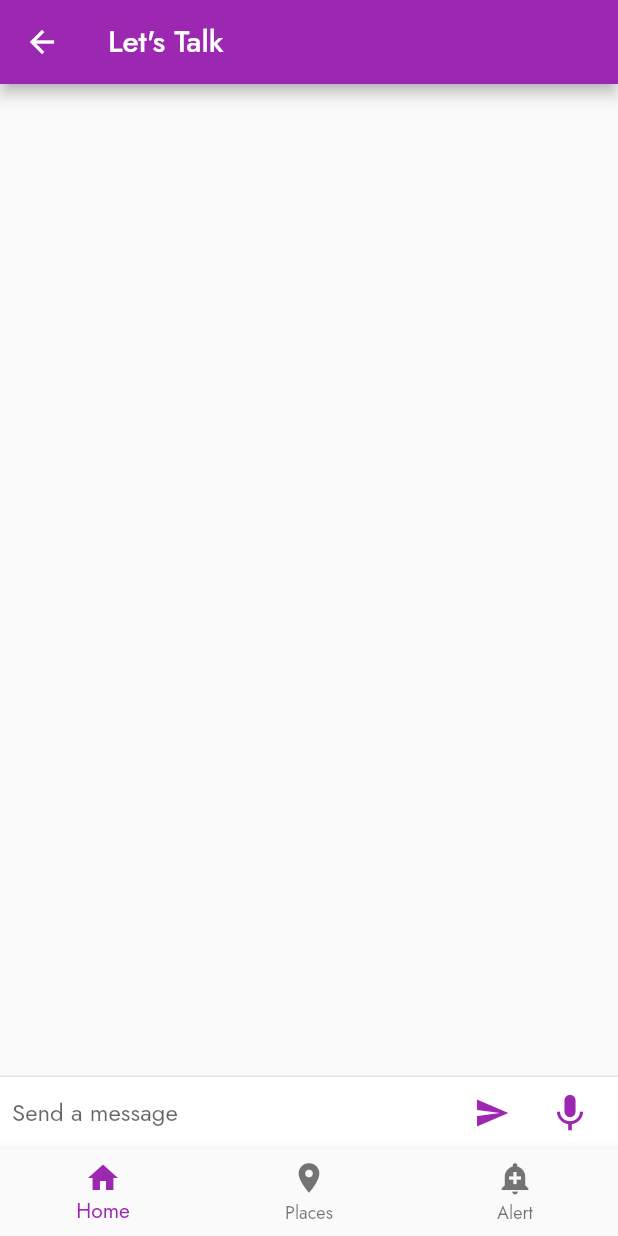
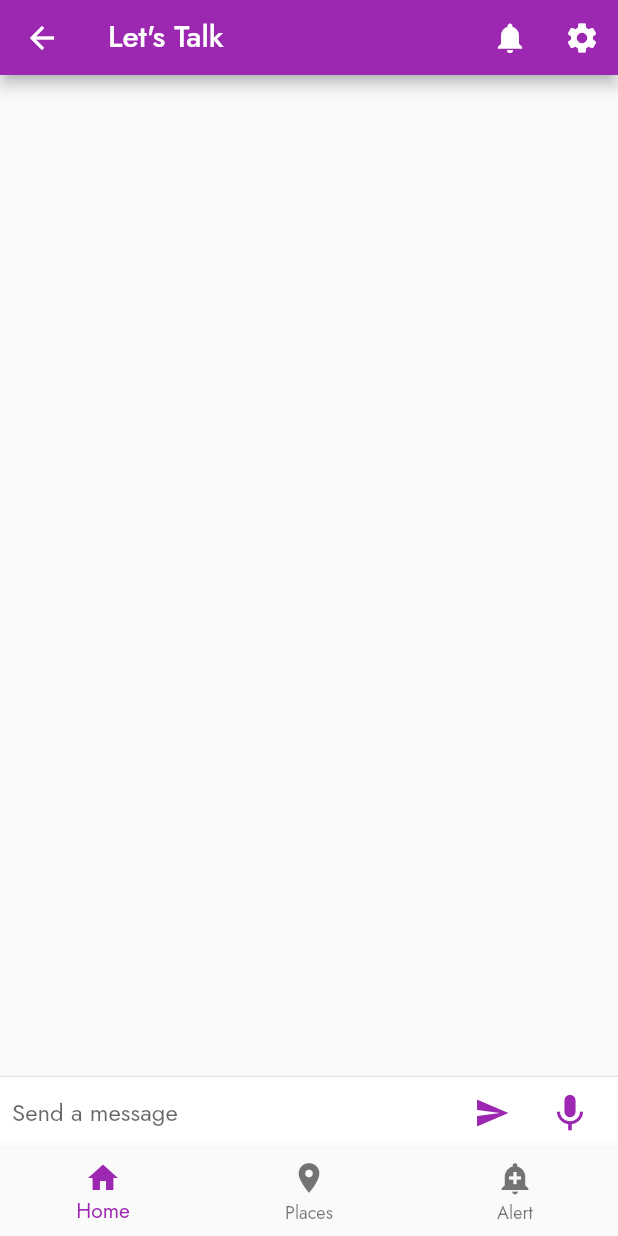
Before and after one commit to safeherven/safeherven_app, a Flutter app: the PlacesScreen screen opened by its route, after a tap on the "chat" icon, on a phone screen of 412 x 824 dp. Run offline on Flutter 3.47's test engine with Material 2 defaults, Android fonts, the light colour scheme and no system bars; our stand-ins replace google_fonts, google_maps_flutter, rxdart; missing offline and left inert: dialogflow_grpc, flutter_config, sound_stream; statements that could not run were skipped.

Commit message:
Created appbar component

```diff
--- a/lib/screens/about.dart
+++ b/lib/screens/about.dart
@@ -1,6 +1,7 @@
 import 'package:flutter/material.dart';
 import 'package:safeherven_app/screens/chat.dart';
 import 'package:safeherven_app/shared/bottom.dart';
+import 'package:safeherven_app/shared/appbar.dart';
 
 class AboutScreen extends StatelessWidget {
   const AboutScreen({Key? key}) : super(key: key);
@@ -8,7 +9,7 @@ class AboutScreen extends StatelessWidget {
   @override
   Widget build(BuildContext context) {
     return Scaffold(
-      appBar: AppBar(title: const Text('About Us'),),
+      appBar: SafeHervenAppBar('About'),
       // drawer: const MenuDrawer(),
       bottomNavigationBar: const MenuBottom(),
       body: const Center(
--- a/lib/screens/alert.dart
+++ b/lib/screens/alert.dart
@@ -1,6 +1,7 @@
 import 'package:flutter/material.dart';
 import 'package:safeherven_app/shared/bottom.dart';
 import 'package:safeherven_app/screens/chat.dart';
+import 'package:safeherven_app/shared/appbar.dart';
 
 class AlertScreen extends StatelessWidget {
   const AlertScreen({Key? key}) : super(key: key);
@@ -8,7 +9,7 @@ class AlertScreen extends StatelessWidget {
   @override
   Widget build(BuildContext context) {
     return Scaffold(
-      appBar: AppBar(title: const Text('Alert Others'),),
+      appBar: SafeHervenAppBar("Alert Others"),
       bottomNavigationBar: const MenuBottom(),
       body: const Center(
       ),
--- a/lib/screens/chat.dart
+++ b/lib/screens/chat.dart
@@ -1,6 +1,7 @@
 import 'package:flutter/material.dart';
 import 'package:safeherven_app/shared/chat.dart';
 import 'package:safeherven_app/shared/bottom.dart';
+import 'package:safeherven_app/shared/appbar.dart';
 
 
 class ChatScreen extends StatefulWidget {
@@ -14,7 +15,7 @@ class _ChatScreenState extends State<ChatScreen> {
   @override
   Widget build(BuildContext context) {
     return Scaffold(
-      appBar: AppBar(title: const Text("Let's Talk"),),
+      appBar: SafeHervenAppBar("Let's Talk"),
       bottomNavigationBar: const MenuBottom(),
       body: const Center(
         child: Chat(),
--- a/lib/screens/places.dart
+++ b/lib/screens/places.dart
@@ -2,24 +2,9 @@ import 'dart:async';
 
 import 'package:flutter/material.dart';
 import 'package:google_maps_flutter/google_maps_flutter.dart';
-import 'package:safeherven_app/shared/drawer.dart';
 import 'package:safeherven_app/shared/bottom.dart';
 import 'package:flutter_config/flutter_config.dart';
-
-// class PlacesScreen extends StatelessWidget {
-//   const PlacesScreen({Key? key}) : super(key: key);
-//
-//   @override
-//   Widget build(BuildContext context) {
-//     return Scaffold(
-//       appBar: AppBar(title: const Text('Find Safe Spots'),),
-//       drawer: const MenuDrawer(),
-//       bottomNavigationBar: const MenuBottom(),
-//       body: const MapSample(),
-//     );
-//   }
-// }
-
+import 'package:safeherven_app/shared/appbar.dart';
 
 class PlacesScreen extends StatefulWidget {
   const PlacesScreen({Key? key}) : super(key: key);
@@ -40,11 +25,7 @@ class _PlacesScreenState extends State<PlacesScreen> {
   @override
   Widget build(BuildContext context) {
     return Scaffold(
-        appBar: AppBar(
-          title: const Text('Find Places'),
-          backgroundColor: Colors.purple,
-        ),
-        // drawer: const MenuDrawer(),
+        appBar: SafeHervenAppBar("Find Places"),
         bottomNavigationBar: const MenuBottom(),
         body: GoogleMap(
           onMapCreated: _onMapCreated,
--- /dev/null
+++ b/lib/shared/appbar.dart
@@ -0,0 +1,40 @@
+import 'package:flutter/material.dart';
+import 'package:safeherven_app/screens/places.dart';
+import 'package:safeherven_app/screens/alert.dart';
+import 'package:safeherven_app/screens/home.dart';
+
+class SafeHervenAppBar extends StatelessWidget with PreferredSizeWidget {
+
+  @override
+  final Size preferredSize;
+
+  final String title;
+
+  SafeHervenAppBar(
+      this.title, { Key? key,}) : preferredSize = const Size.fromHeight(50.0),
+        super(key: key);
+
+
+  @override
+  Widget build(BuildContext context) {
+    return AppBar(
+      title: Text(title),
+      actions: <Widget>[
+        IconButton(
+          icon: const Icon(
+            Icons.notifications,
+            color: Colors.white,
+          ),
+          onPressed: () {},
+        ),
+        IconButton(
+          icon: const Icon(
+            Icons.settings,
+            color: Colors.white,
+          ),
+          onPressed: () {},
+        ),
+      ],
+    );
+  }
+}
```
